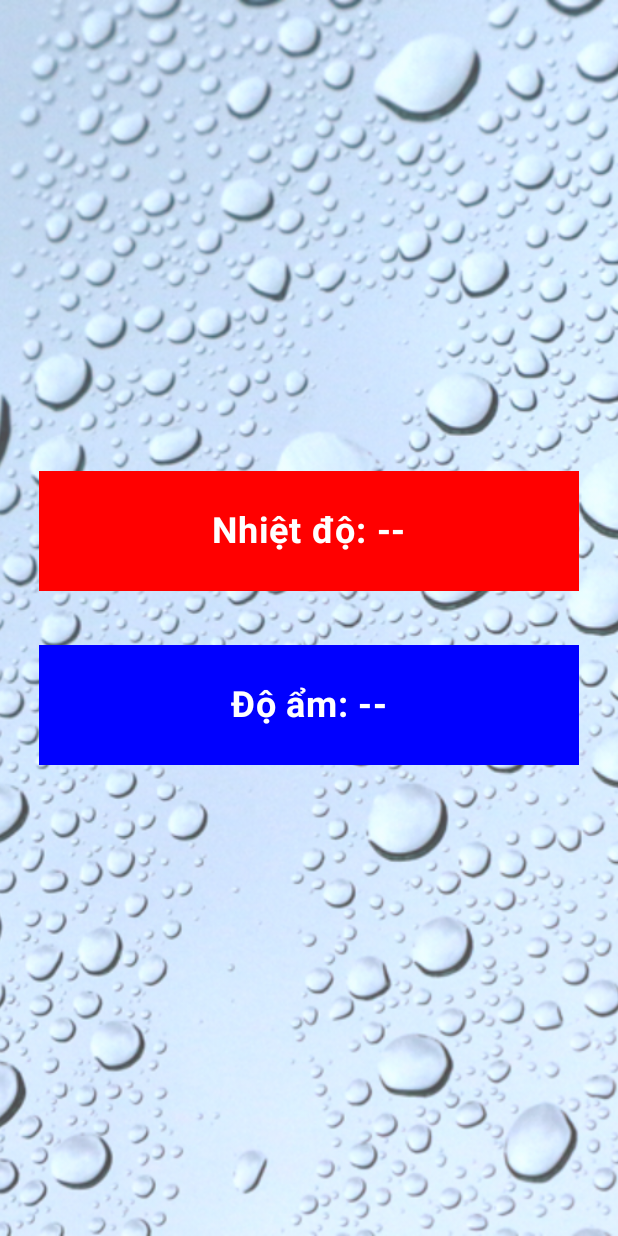
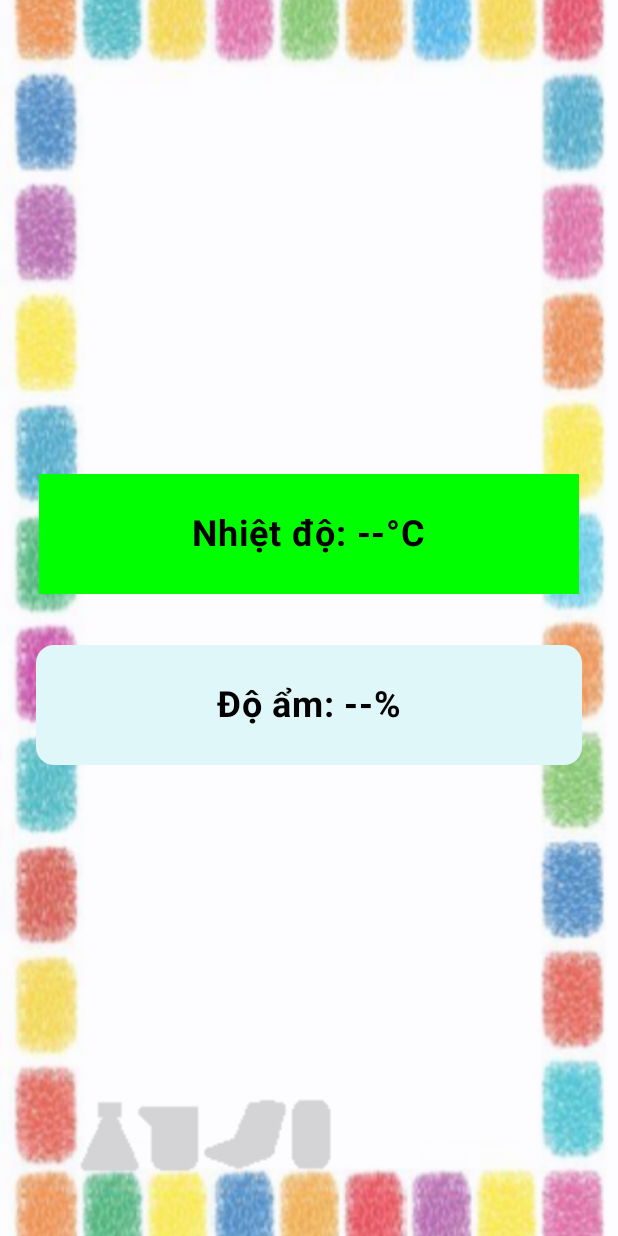
Before and after one commit to Duongle2002/TemperaturehumidityGB, an Android app built with Jetpack Compose: the screen it shows after launch (MainActivity), on a phone screen of 412 x 824 dp. Run offline under Robolectric (Android 15) with nearby library versions, the phone set to English and light mode, and no system bars; our stand-ins replace Firebase (no records; nobody signed in at launch, a user with empty details on screens opened directly).

Commit message:
20/02/2025

```diff
--- a/app/src/main/java/com/example/temperaturehumidity/MainActivity.kt
+++ b/app/src/main/java/com/example/temperaturehumidity/MainActivity.kt
@@ -6,7 +6,9 @@ import androidx.activity.compose.setContent
 import androidx.activity.enableEdgeToEdge
 import androidx.compose.foundation.Image
 import androidx.compose.foundation.background
+import androidx.compose.foundation.border
 import androidx.compose.foundation.layout.*
+import androidx.compose.foundation.shape.RoundedCornerShape
 import androidx.compose.material3.*
 import androidx.compose.runtime.*
 import androidx.compose.ui.Alignment
@@ -36,28 +38,42 @@ class MainActivity : ComponentActivity() {
     }
 }
 
+fun lerpColor(startColor: Color, midColor: Color, endColor: Color, fraction: Float): Color {
+    val color1 = if (fraction < 0.5) {
+        val normalizedFraction = fraction * 2
+        lerp(startColor, midColor, normalizedFraction)
+    } else {
+        val normalizedFraction = (fraction - 0.5f) * 2
+        lerp(midColor, endColor, normalizedFraction)
+    }
+    return color1
+}
+
+fun lerp(startColor: Color, endColor: Color, fraction: Float): Color {
+    val red = (startColor.red + fraction * (endColor.red - startColor.red)).coerceIn(0f, 1f)
+    val green = (startColor.green + fraction * (endColor.green - startColor.green)).coerceIn(0f, 1f)
+    val blue = (startColor.blue + fraction * (endColor.blue - startColor.blue)).coerceIn(0f, 1f)
+    return Color(red, green, blue)
+}
+
 @Composable
 fun TemperatureHumidityScreen(modifier: Modifier = Modifier) {
     var temperature by remember { mutableStateOf("--") }
     var humidity by remember { mutableStateOf("--") }
 
-    // Kết nối Firebase
     val database = FirebaseDatabase.getInstance()
     val sensorRef = database.getReference("sensor")
 
-    // Lắng nghe dữ liệu thay đổi từ Firebase
     LaunchedEffect(Unit) {
         sensorRef.addValueEventListener(object : ValueEventListener {
             override fun onDataChange(snapshot: DataSnapshot) {
                 val temp = snapshot.child("temperature").getValue(Double::class.java)
                 val hum = snapshot.child("humidity").getValue(Int::class.java)
-
                 if (temp != null && hum != null) {
-                    temperature = "$temp °C"
-                    humidity = "$hum %"
+                    temperature = "$temp"
+                    humidity = "$hum"
                 }
             }
-
             override fun onCancelled(error: DatabaseError) {
                 temperature = "Error"
                 humidity = "Error"
@@ -65,7 +81,7 @@ fun TemperatureHumidityScreen(modifier: Modifier = Modifier) {
         })
     }
 
-    val image = painterResource(id = R.drawable.r) // Đặt hình nền
+    val image = painterResource(id = R.drawable.background)
 
     Box(modifier = Modifier.fillMaxSize()) {
         Image(
@@ -91,17 +107,28 @@ fun TemperatureHumidityScreen(modifier: Modifier = Modifier) {
 
 @Composable
 fun TemperatureDisplay(temperature: String, modifier: Modifier = Modifier) {
+    val temperatureValue = temperature.toFloatOrNull() ?: 0f
+    val startColor = Color.Green
+    val midColor = Color.Yellow
+    val endColor = Color.Red
+    val N = 30f
+    val backgroundColor = if (temperatureValue <= N) {
+        lerpColor(startColor, midColor, endColor, temperatureValue / N)
+    } else {
+        endColor
+    }
+
     Box(
         modifier = modifier
             .fillMaxWidth()
             .padding(10.dp)
             .height(80.dp)
-            .background(Color.Red, RectangleShape),
+            .background(backgroundColor, RectangleShape),
         contentAlignment = Alignment.Center
     ) {
         Text(
-            text = "Nhiệt độ: $temperature",
-            color = Color.White,
+            text = "Nhiệt độ: $temperature°C",
+            color = Color.Black,
             fontSize = 24.sp,
             fontWeight = FontWeight.Bold,
             modifier = Modifier.padding(20.dp)
@@ -111,17 +138,24 @@ fun TemperatureDisplay(temperature: String, modifier: Modifier = Modifier) {
 
 @Composable
 fun HumidityDisplay(humidity: String, modifier: Modifier = Modifier) {
+    val humidityValue = humidity.toFloatOrNull()?.coerceIn(0f, 100f) ?: 0f
+    val startColor = Color(0xFFE0F7FA) // Màu nhạt nhất
+    val endColor = Color(0xFF01579B) // Màu đậm nhất
+
+    val backgroundColor = lerp(startColor, endColor, humidityValue / 100f)
+
     Box(
         modifier = modifier
             .fillMaxWidth()
-            .padding(10.dp)
+            .padding(8.dp)
             .height(80.dp)
-            .background(Color.Blue, RectangleShape),
+            .background(backgroundColor, RoundedCornerShape(12.dp))
+            .border(2.dp, Color(0x00E0F7FA), RoundedCornerShape(12.dp)),
         contentAlignment = Alignment.Center
     ) {
         Text(
-            text = "Độ ẩm: $humidity",
-            color = Color.White,
+            text = "Độ ẩm: $humidity%",
+            color = Color.Black,
             fontSize = 24.sp,
             fontWeight = FontWeight.Bold,
             modifier = Modifier.padding(20.dp)
```
Also changed, not shown: app/src/main/res/drawable/background.png (renamed from app/src/main/res/drawable-nodpi/background.png).
